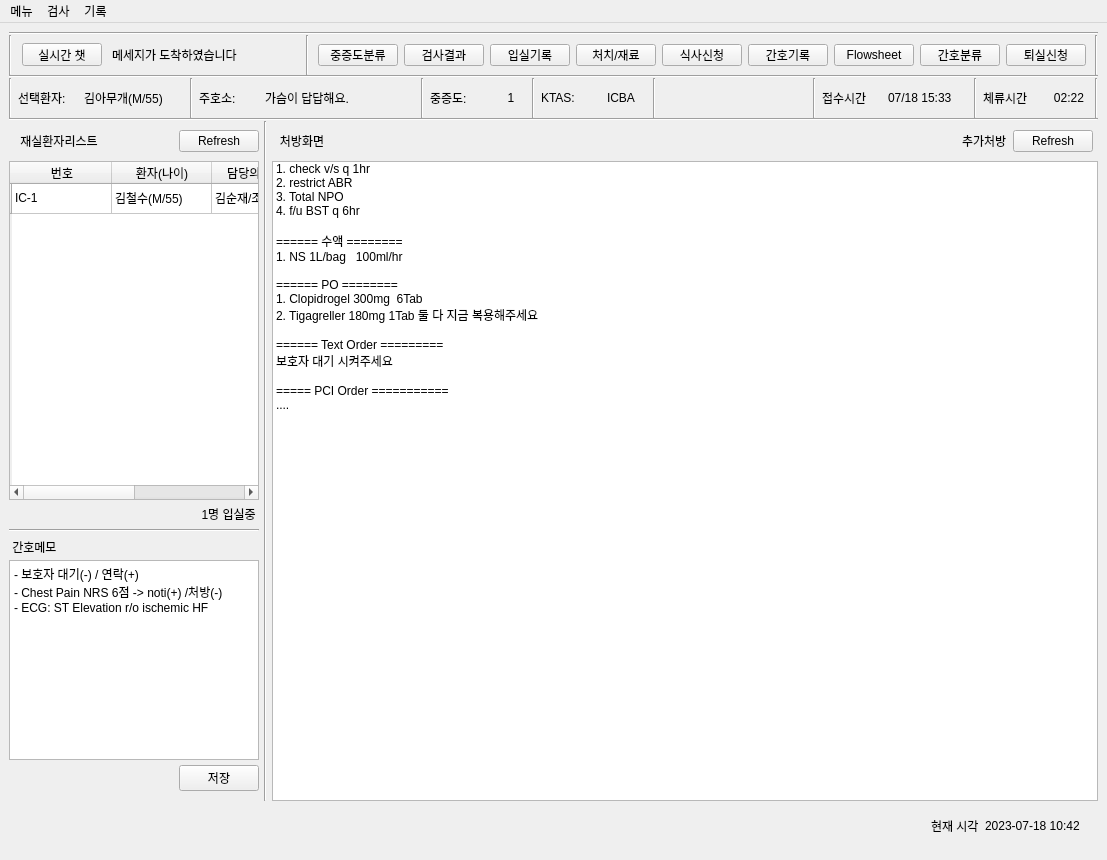
Before: the Qt Designer form Client/ui/ui_medical_widget.ui in EON-DC/mini_emr, drawn with Qt 5.
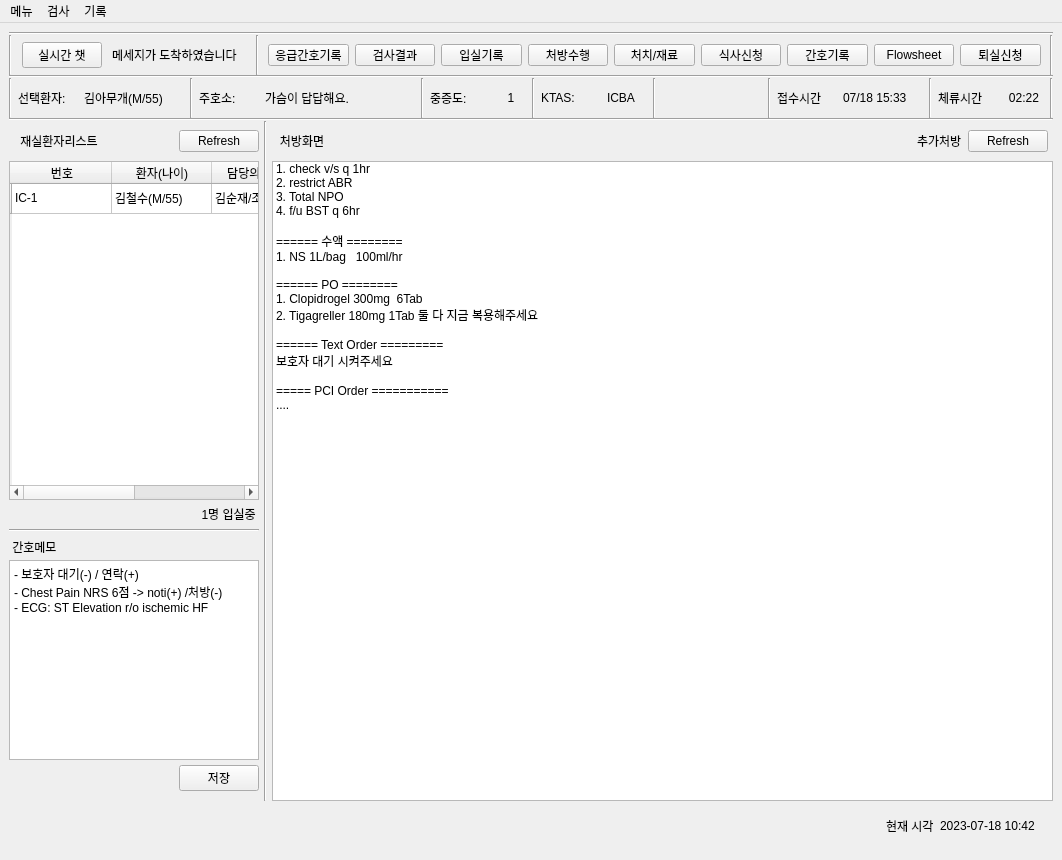
After: the same form once the commit is applied.

```diff
--- a/Client/ui/ui_medical_widget.ui
+++ b/Client/ui/ui_medical_widget.ui
@@ -71,7 +71,7 @@
         <widget class="QWidget" name="widget" native="true">
          <property name="maximumSize">
           <size>
-           <width>300</width>
+           <width>250</width>
            <height>16777215</height>
           </size>
          </property>
@@ -100,10 +100,16 @@
           </item>
           <item>
            <widget class="QPushButton" name="pushButton_2">
+            <property name="minimumSize">
+             <size>
+              <width>0</width>
+              <height>0</height>
+             </size>
+            </property>
             <property name="maximumSize">
              <size>
-              <width>90</width>
-              <height>23</height>
+              <width>16777215</width>
+              <height>16777215</height>
              </size>
             </property>
             <property name="text">
@@ -115,13 +121,13 @@
            <widget class="QLabel" name="label_22">
             <property name="minimumSize">
              <size>
-              <width>200</width>
+              <width>150</width>
               <height>0</height>
              </size>
             </property>
             <property name="maximumSize">
              <size>
-              <width>200</width>
+              <width>150</width>
               <height>16777215</height>
              </size>
             </property>
@@ -146,7 +152,7 @@
           <item>
            <widget class="QPushButton" name="pushButton_3">
             <property name="text">
-             <string>중증도분류</string>
+             <string>응급간호기록</string>
             </property>
            </widget>
           </item>
@@ -164,6 +170,13 @@
             </property>
            </widget>
           </item>
+          <item>
+           <widget class="QPushButton" name="pushButton_9">
+            <property name="text">
+             <string>처방수행</string>
+            </property>
+           </widget>
+          </item>
           <item>
            <widget class="QPushButton" name="pushButton_4">
             <property name="text">
@@ -192,13 +205,6 @@
             </property>
            </widget>
           </item>
-          <item>
-           <widget class="QPushButton" name="pushButton_9">
-            <property name="text">
-             <string>간호분류</string>
-            </property>
-           </widget>
-          </item>
           <item>
            <widget class="QPushButton" name="pushButton_7">
             <property name="text">
```
